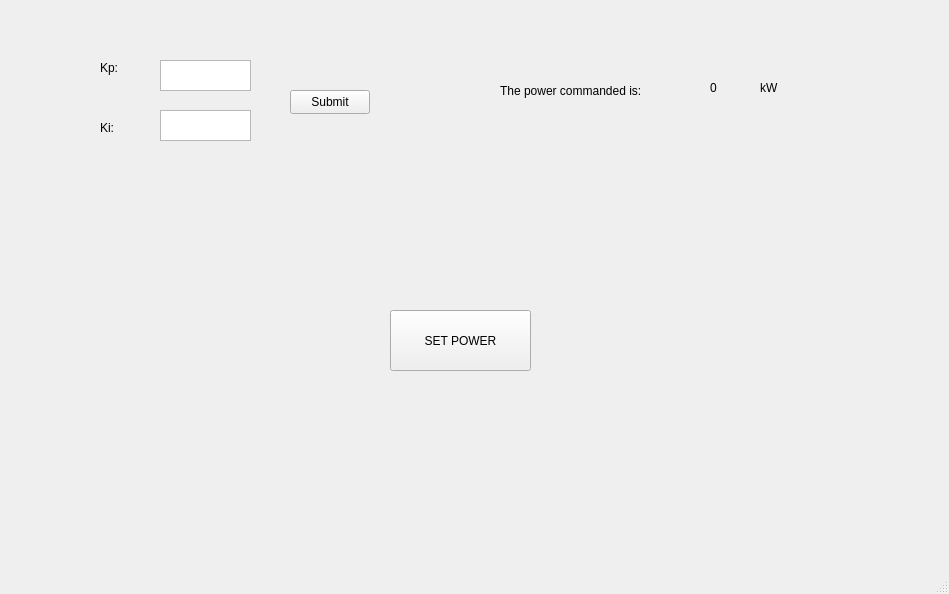
marmysl/ece1140, file SWTrainController/TrainController.ui: the form before one commit.
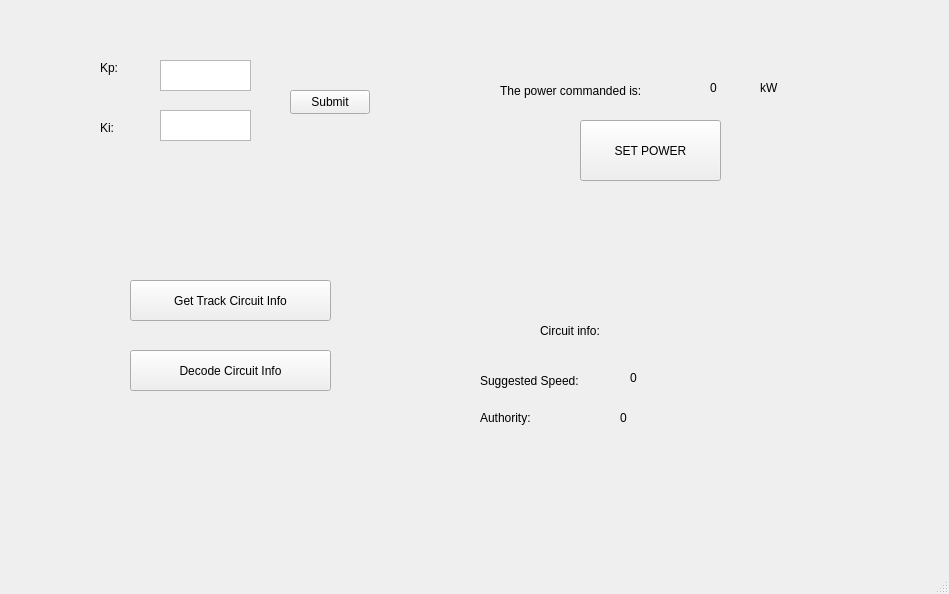
The form after the commit.

Commit message: misc. changes to train controller

Diff of the .ui file:
```diff
--- a/SWTrainController/TrainController.ui
+++ b/SWTrainController/TrainController.ui
@@ -115,8 +115,8 @@
    <widget class="QPushButton" name="sendPowerButton">
     <property name="geometry">
      <rect>
-      <x>390</x>
-      <y>310</y>
+      <x>580</x>
+      <y>120</y>
       <width>141</width>
       <height>61</height>
      </rect>
@@ -125,6 +125,97 @@
      <string>SET POWER</string>
     </property>
    </widget>
+   <widget class="QPushButton" name="getCircuitInfoButton">
+    <property name="geometry">
+     <rect>
+      <x>130</x>
+      <y>280</y>
+      <width>201</width>
+      <height>41</height>
+     </rect>
+    </property>
+    <property name="text">
+     <string>Get Track Circuit Info</string>
+    </property>
+   </widget>
+   <widget class="QPushButton" name="decodeButton">
+    <property name="geometry">
+     <rect>
+      <x>130</x>
+      <y>350</y>
+      <width>201</width>
+      <height>41</height>
+     </rect>
+    </property>
+    <property name="text">
+     <string>Decode Circuit Info</string>
+    </property>
+   </widget>
+   <widget class="QLabel" name="circuitInfo">
+    <property name="geometry">
+     <rect>
+      <x>540</x>
+      <y>320</y>
+      <width>101</width>
+      <height>21</height>
+     </rect>
+    </property>
+    <property name="text">
+     <string>Circuit info:</string>
+    </property>
+   </widget>
+   <widget class="QLabel" name="sugspeedlabel">
+    <property name="geometry">
+     <rect>
+      <x>480</x>
+      <y>370</y>
+      <width>121</width>
+      <height>21</height>
+     </rect>
+    </property>
+    <property name="text">
+     <string>Suggested Speed:</string>
+    </property>
+   </widget>
+   <widget class="QLabel" name="authlabel">
+    <property name="geometry">
+     <rect>
+      <x>480</x>
+      <y>410</y>
+      <width>58</width>
+      <height>16</height>
+     </rect>
+    </property>
+    <property name="text">
+     <string>Authority:</string>
+    </property>
+   </widget>
+   <widget class="QLabel" name="suggested_speed_label">
+    <property name="geometry">
+     <rect>
+      <x>630</x>
+      <y>370</y>
+      <width>58</width>
+      <height>16</height>
+     </rect>
+    </property>
+    <property name="text">
+     <string>0</string>
+    </property>
+   </widget>
+   <widget class="QLabel" name="authority_label">
+    <property name="geometry">
+     <rect>
+      <x>620</x>
+      <y>410</y>
+      <width>58</width>
+      <height>16</height>
+     </rect>
+    </property>
+    <property name="text">
+     <string>0</string>
+    </property>
+   </widget>
   </widget>
   <widget class="QMenuBar" name="menubar">
    <property name="geometry">
```
The commit also changes 7 other files.
